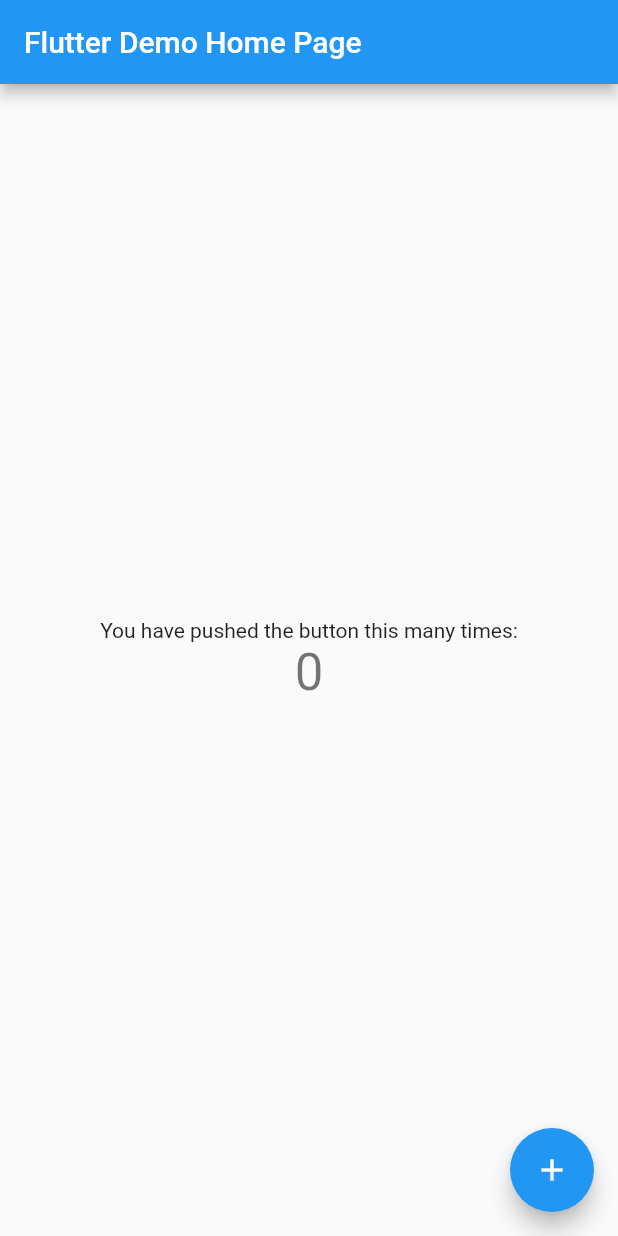
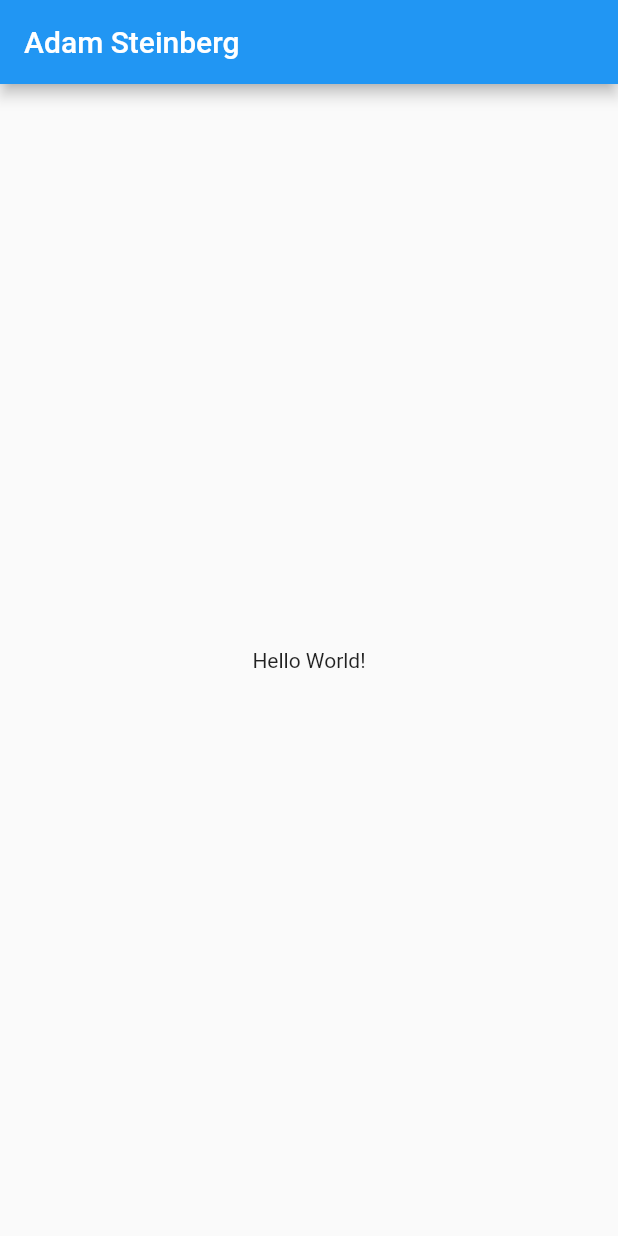
Before and after one commit to AdamSteinberg1/AdamSteinberg1.github.io, a Flutter app: the screen it shows after launch, on a phone screen of 412 x 824 dp. Run offline on Flutter 3.47's test engine with Material 2 defaults, Android fonts, the phone set to English and light mode, and no system bars.

Commit message:
Hello World

```diff
--- a/lib/main.dart
+++ b/lib/main.dart
@@ -1,115 +1,9 @@
 import 'package:flutter/material.dart';
 
 void main() {
-  runApp(const MyApp());
+  runApp(MaterialApp(
+      title: 'Adam Steinberg',
+      home: Scaffold(
+          appBar: AppBar(title: const Text("Adam Steinberg")),
+          body: const Center(child: Text("Hello World!")))));
 }
-
-class MyApp extends StatelessWidget {
-  const MyApp({Key? key}) : super(key: key);
-
-  // This widget is the root of your application.
-  @override
-  Widget build(BuildContext context) {
-    return MaterialApp(
-      title: 'Flutter Demo',
-      theme: ThemeData(
-        // This is the theme of your application.
-        //
-        // Try running your application with "flutter run". You'll see the
-        // application has a blue toolbar. Then, without quitting the app, try
-        // changing the primarySwatch below to Colors.green and then invoke
-        // "hot reload" (press "r" in the console where you ran "flutter run",
-        // or simply save your changes to "hot reload" in a Flutter IDE).
-        // Notice that the counter didn't reset back to zero; the application
-        // is not restarted.
-        primarySwatch: Colors.blue,
-      ),
-      home: const MyHomePage(title: 'Flutter Demo Home Page'),
-    );
-  }
-}
-
-class MyHomePage extends StatefulWidget {
-  const MyHomePage({Key? key, required this.title}) : super(key: key);
-
-  // This widget is the home page of your application. It is stateful, meaning
-  // that it has a State object (defined below) that contains fields that affect
-  // how it looks.
-
-  // This class is the configuration for the state. It holds the values (in this
-  // case the title) provided by the parent (in this case the App widget) and
-  // used by the build method of the State. Fields in a Widget subclass are
-  // always marked "final".
-
-  final String title;
-
-  @override
-  State<MyHomePage> createState() => _MyHomePageState();
-}
-
-class _MyHomePageState extends State<MyHomePage> {
-  int _counter = 0;
-
-  void _incrementCounter() {
-    setState(() {
-      // This call to setState tells the Flutter framework that something has
-      // changed in this State, which causes it to rerun the build method below
-      // so that the display can reflect the updated values. If we changed
-      // _counter without calling setState(), then the build method would not be
-      // called again, and so nothing would appear to happen.
-      _counter++;
-    });
-  }
-
-  @override
-  Widget build(BuildContext context) {
-    // This method is rerun every time setState is called, for instance as done
-    // by the _incrementCounter method above.
-    //
-    // The Flutter framework has been optimized to make rerunning build methods
-    // fast, so that you can just rebuild anything that needs updating rather
-    // than having to individually change instances of widgets.
-    return Scaffold(
-      appBar: AppBar(
-        // Here we take the value from the MyHomePage object that was created by
-        // the App.build method, and use it to set our appbar title.
-        title: Text(widget.title),
-      ),
-      body: Center(
-        // Center is a layout widget. It takes a single child and positions it
-        // in the middle of the parent.
-        child: Column(
-          // Column is also a layout widget. It takes a list of children and
-          // arranges them vertically. By default, it sizes itself to fit its
-          // children horizontally, and tries to be as tall as its parent.
-          //
-          // Invoke "debug painting" (press "p" in the console, choose the
-          // "Toggle Debug Paint" action from the Flutter Inspector in Android
-          // Studio, or the "Toggle Debug Paint" command in Visual Studio Code)
-          // to see the wireframe for each widget.
-          //
-          // Column has various properties to control how it sizes itself and
-          // how it positions its children. Here we use mainAxisAlignment to
-          // center the children vertically; the main axis here is the vertical
-          // axis because Columns are vertical (the cross axis would be
-          // horizontal).
-          mainAxisAlignment: MainAxisAlignment.center,
-          children: <Widget>[
-            const Text(
-              'You have pushed the button this many times:',
-            ),
-            Text(
-              '$_counter',
-              style: Theme.of(context).textTheme.headline4,
-            ),
-          ],
-        ),
-      ),
-      floatingActionButton: FloatingActionButton(
-        onPressed: _incrementCounter,
-        tooltip: 'Increment',
-        child: const Icon(Icons.add),
-      ), // This trailing comma makes auto-formatting nicer for build methods.
-    );
-  }
-}
```
